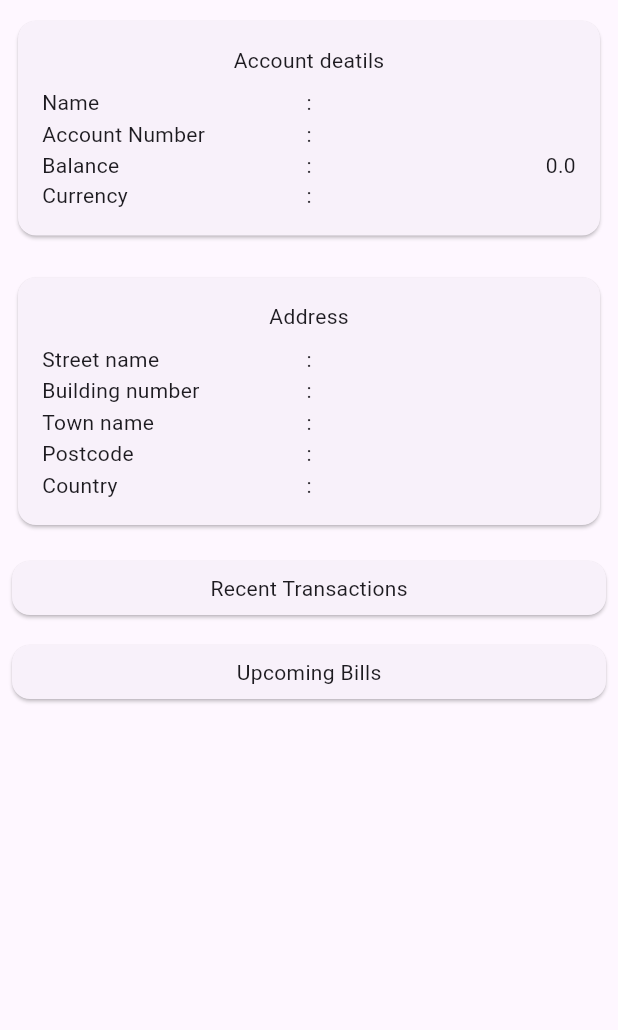
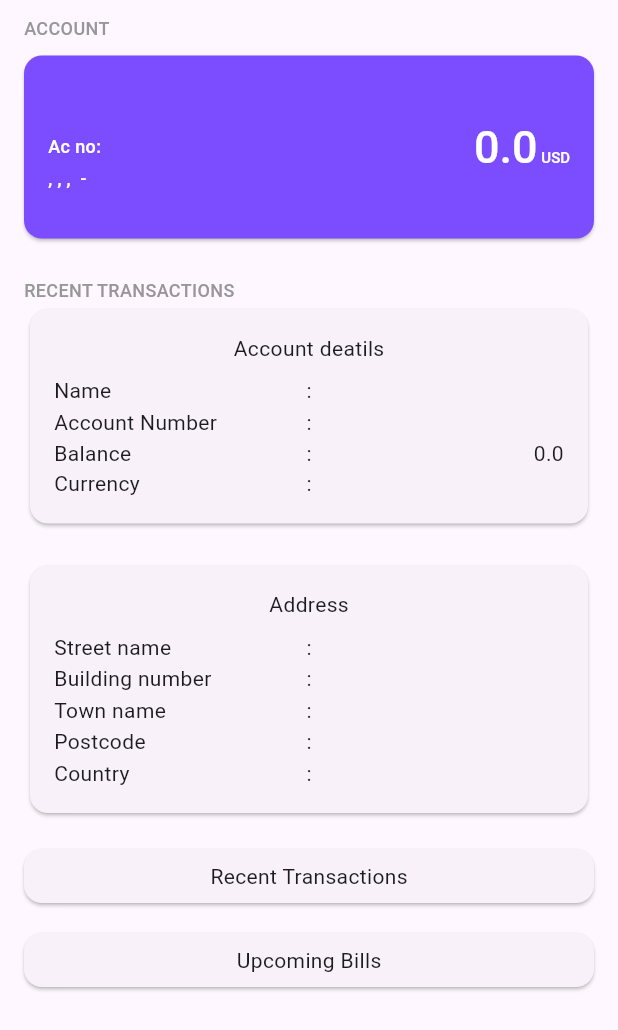
Before and after one commit to pranaykumar-rpk/graphql_flutter, a Flutter app: the HomeAccountDetails widget shown alone on an empty page, opened directly with empty values, on a phone screen of 412 x 824 dp. Shown: the top 1030 px of the screen. Run offline on Flutter 3.47's test engine with Material 3 defaults, Android fonts, the phone set to English and light mode, and no system bars; our stand-ins replace flash, flutter_bloc, freezed_annotation, get, go_router, graphql_flutter and 2 more; missing offline and left inert: syncfusion_flutter_pdfviewer; network calls fail.

Commit message:
Changed home screen ui

```diff
--- a/lib/global/api_service.dart
+++ b/lib/global/api_service.dart
@@ -5,7 +5,7 @@ class GraphQLService {
   //for android emulator
   //final httpLink = HttpLink("http://10.0.2.2:4000/");
   //for real device if connected on same lan: change ip address to your pc's ip address
-  static final httpLink = HttpLink("http://192.168.1.3:4000/");
+  static final httpLink = HttpLink("http://192.168.1.2:4000/");
 
   static Future<Map<String, dynamic>?> fetchHomeData() async {
     GraphQLClient client = GraphQLClient(link: httpLink, cache: GraphQLCache());
--- a/lib/global/styles.dart
+++ b/lib/global/styles.dart
@@ -7,6 +7,12 @@ const TextStyle appBarTitleTextStyle =
 TextStyle snackDescription = const TextStyle(
   color: AppColors.white,
   fontSize: 15,
+  fontWeight: FontWeight.w500,
+);
+
+TextStyle sectionTitleTextStyle = const TextStyle(
+  color: AppColors.ashGrey,
+  fontSize: 12,
   fontWeight: FontWeight.w500,
 );
 
--- a/lib/modules/home/controllers/home_controller.dart
+++ b/lib/modules/home/controllers/home_controller.dart
@@ -35,6 +35,7 @@ class HomeController extends Cubit<HomeStateModel> {
       emit(state.copyWith(isLoadingHomeData: false));
       print('Error calling home feed');
       print(e.toString());
+      showSnackBar(title: 'Unable to connect to server');
     }
   }
 
--- a/lib/modules/home/views/screens/home_details.dart
+++ b/lib/modules/home/views/screens/home_details.dart
@@ -1,10 +1,7 @@
-import 'dart:developer';
-
 import 'package:flutter/material.dart';
 import 'package:flutter_bloc/flutter_bloc.dart';
 import 'package:get/instance_manager.dart';
 import 'package:graphql_example/global/app_colors.dart';
-import 'package:graphql_example/global/buttons/primary_button.dart';
 import 'package:graphql_example/modules/home/controllers/home_controller.dart';
 import 'package:graphql_example/modules/home/models/home_state_model.dart';
 import 'package:graphql_example/modules/home/views/widgets/home_account_details.dart';
@@ -48,6 +45,9 @@ class _HomeDetailsState extends State<HomeDetails> {
                 //return const Center(child: CircularProgressIndicator());
                 return const HomeLoading();
               }
+              if (state.homeData == null) {
+                return const Center(child: Text("Unable to connect to server."));
+              }
               return HomeAccountDetails(data: state.homeData!);
             }),
           );
--- a/lib/modules/home/views/widgets/home_account_details.dart
+++ b/lib/modules/home/views/widgets/home_account_details.dart
@@ -1,4 +1,6 @@
 import 'package:flutter/material.dart';
+import 'package:graphql_example/global/app_colors.dart';
+import 'package:graphql_example/global/styles.dart';
 import 'package:graphql_example/modules/home/models/address_model.dart';
 import 'package:graphql_example/modules/home/models/home_model.dart';
 import 'package:graphql_example/modules/home/views/widgets/title_value_widget.dart';
@@ -14,12 +16,83 @@ class HomeAccountDetails extends StatelessWidget {
     return SingleChildScrollView(
       child: Padding(
         padding: const EdgeInsets.symmetric(
-          horizontal: 8,
+          horizontal: 16,
           vertical: 10,
         ),
         child: Column(
           crossAxisAlignment: CrossAxisAlignment.start,
           children: [
+            Column(crossAxisAlignment: CrossAxisAlignment.start, children: [
+              Text('ACCOUNT ', style: sectionTitleTextStyle),
+              SizedBox(
+                width: double.infinity,
+                child: Card(
+                  margin: const EdgeInsets.symmetric(vertical: 10),
+                  color: const Color.fromRGBO(124, 77, 255, 1),
+                  child: Padding(
+                    padding: const EdgeInsets.all(16.0),
+                    child: Row(
+                      children: [
+                        Expanded(
+                          child: Column(
+                            crossAxisAlignment: CrossAxisAlignment.start,
+                            children: [
+                              Text(data.name ?? '',
+                                  style: const TextStyle(
+                                      color: AppColors.white,
+                                      fontSize: 24,
+                                      fontWeight: FontWeight.w500)),
+                              const SizedBox(height: 2),
+                              Text("Ac no: ${data.accountNumber}",
+                                  style: const TextStyle(
+                                      color: AppColors.white,
+                                      fontSize: 12,
+                                      fontWeight: FontWeight.w500)),
+                              const SizedBox(height: 4),
+                              Text(
+                                  '${data.address?.streetName ?? ""}, ${data.address?.buildingNumber ?? ""}, ${data.address?.townName ?? ""}, ${data.address?.country ?? ""} - ${data.address?.postCode ?? ""}',
+                                  style: const TextStyle(
+                                      color: AppColors.white,
+                                      fontSize: 12,
+                                      fontWeight: FontWeight.w500)),
+                              const SizedBox(
+                                height: 16,
+                              ),
+                            ],
+                          ),
+                        ),
+                        const SizedBox(
+                          width: 16,
+                        ),
+                        RichText(
+                          textAlign: TextAlign.justify,
+                          text: TextSpan(
+                            text: data.balance.toString(),
+                            style: const TextStyle(
+                                color: AppColors.white,
+                                fontSize: 30,
+                                fontWeight: FontWeight.w500),
+                            children: const <TextSpan>[
+                              TextSpan(
+                                  text: ' USD',
+                                  style: TextStyle(
+                                      color: AppColors.white,
+                                      fontSize: 10,
+                                      fontWeight: FontWeight.w500)),
+                            ],
+                          ),
+                        ),
+                      ],
+                    ),
+                  ),
+                ),
+              ),
+            ]),
+            const SizedBox(
+              height: 16,
+            ),
+            Text('RECENT TRANSACTIONS ', style: sectionTitleTextStyle),
+
             AccountCard(data: data),
             const SizedBox(
               height: 20,
```
